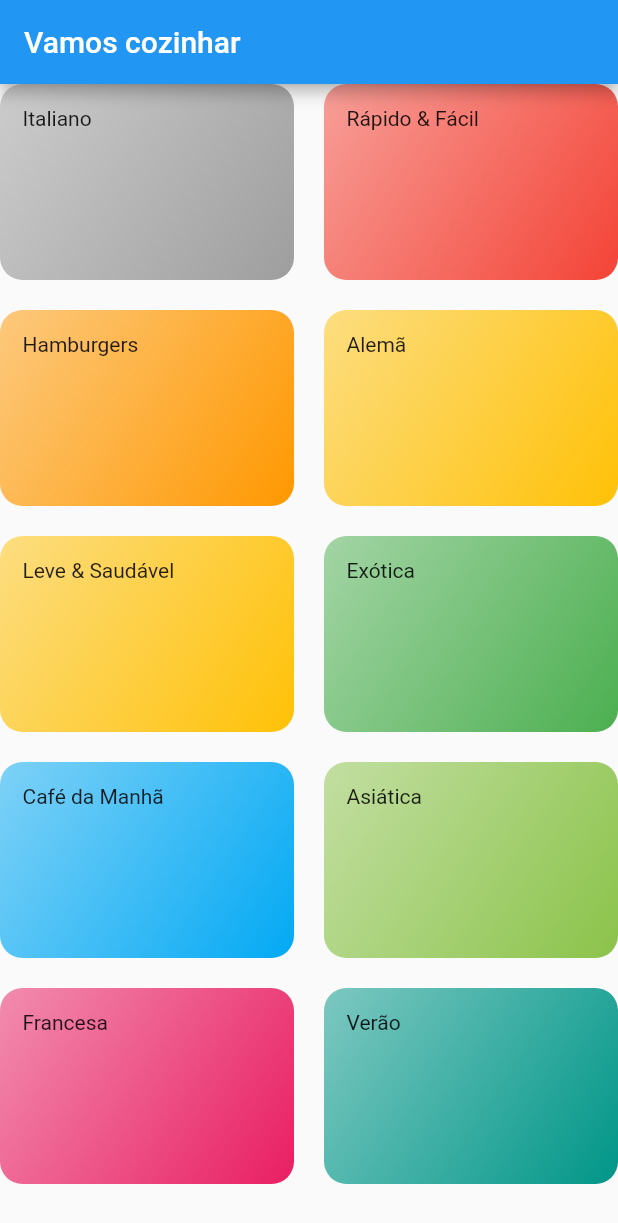
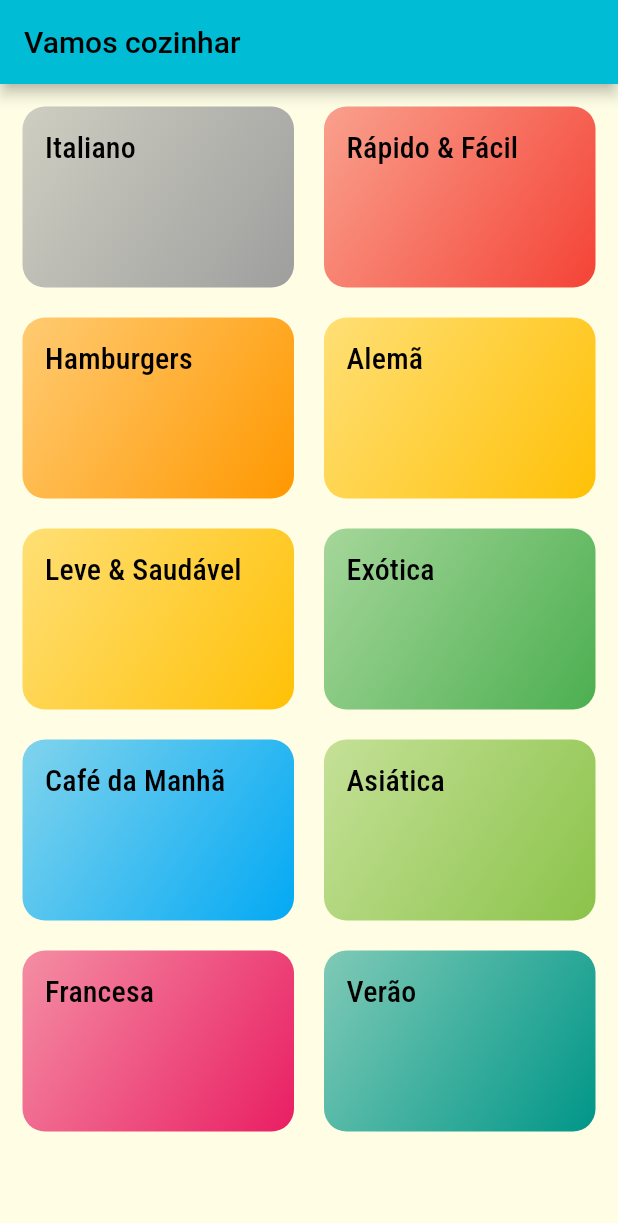
Before and after one commit to 9reis/receitas__flutter, a Flutter app: the screen it shows after launch, on a phone screen of 412 x 824 dp. Shown: the top 1223 px of the screen. Run offline on Flutter 3.47's test engine with Material 2 defaults, Android fonts, the phone set to English and light mode, and no system bars.

Commit message:
Tema, Estilo e Fontes

```diff
--- a/lib/components/category_item.dart
+++ b/lib/components/category_item.dart
@@ -12,7 +12,10 @@ class CategoryItem extends StatelessWidget {
   Widget build(BuildContext context) {
     return Container(
       padding: EdgeInsets.all(15),
-      child: Text(category.title),
+      child: Text(
+        category.title,
+        style: Theme.of(context).textTheme.titleSmall,
+      ),
       decoration: BoxDecoration(
         borderRadius: BorderRadius.circular(15),
         gradient: LinearGradient(
--- a/lib/main.dart
+++ b/lib/main.dart
@@ -9,7 +9,17 @@ class MyApp extends StatelessWidget {
     return MaterialApp(
       title: 'DeliMeals',
       theme: ThemeData(
-        primarySwatch: Colors.blue,
+        primarySwatch: Colors.cyan,
+        secondaryHeaderColor: Colors.red,
+        accentColor: Colors.amber,
+        fontFamily: 'Releway',
+        canvasColor: Color.fromRGBO(255, 254, 229, 1),
+        textTheme: ThemeData.light().textTheme.copyWith(
+              titleSmall: TextStyle(
+                fontSize: 20,
+                fontFamily: 'RobotoCondensed',
+              ),
+            ),
       ),
       home: CategoriesScreen(),
     );
--- a/lib/screens/categories_screen.dart
+++ b/lib/screens/categories_screen.dart
@@ -12,6 +12,7 @@ class CategoriesScreen extends StatelessWidget {
         title: Text('Vamos cozinhar'),
       ),
       body: GridView(
+        padding: const EdgeInsets.all(15),
         gridDelegate: SliverGridDelegateWithMaxCrossAxisExtent(
           maxCrossAxisExtent: 200,
           childAspectRatio: 3 / 2,
```
Also changed, not shown: pubspec.yaml (+17 -6 lines), assets/fonts/Raleway-Black.ttf (added), assets/fonts/Raleway-Bold.ttf (added), assets/fonts/Raleway-Regular.ttf (added), assets/fonts/RobotoCondensed-Bold.ttf (added), assets/fonts/RobotoCondensed-Italic.ttf (added), assets/fonts/RobotoCondensed-Light.ttf (added), assets/fonts/RobotoCondensed-Regular.ttf (added).
